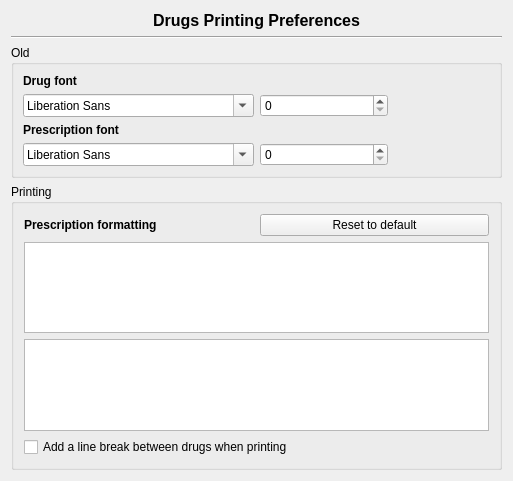
Before: the Qt Designer form plugins/drugsplugin/drugspreferences/drugsprintoptionspage.ui in FreeHealth/freehealth, drawn with Qt 5.
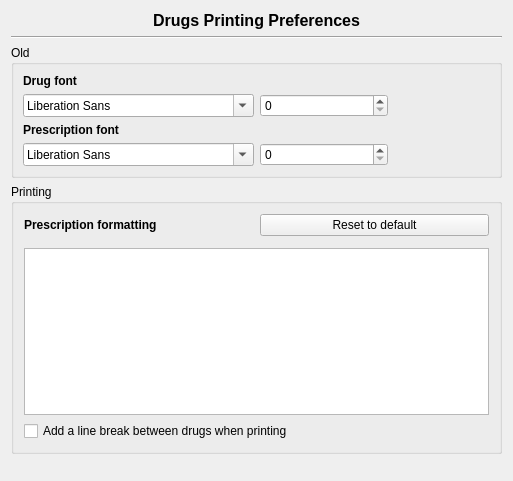
After: the same form once the commit is applied. Custom widgets are drawn as their Qt base class.

The edit to the form file:
```diff
--- a/plugins/drugsplugin/drugspreferences/drugsprintoptionspage.ui
+++ b/plugins/drugsplugin/drugspreferences/drugsprintoptionspage.ui
@@ -348,7 +348,7 @@
        <number>10</number>
       </property>
       <item row="3" column="1" colspan="2">
-       <widget class="Editor::TextEditor" name="prescriptionFormatting"/>
+       <widget class="Editor::TextEditor" name="prescriptionFormatting" native="true"/>
       </item>
       <item row="4" column="1" colspan="2">
        <widget class="QTextEdit" name="formatingSample">
@@ -399,7 +399,7 @@
  <customwidgets>
   <customwidget>
    <class>Editor::TextEditor</class>
-   <extends>QTextEdit</extends>
+   <extends>QWidget</extends>
    <header location="global">texteditorplugin/texteditor.h</header>
   </customwidget>
  </customwidgets>
```
Left out of the diff: 5 changed lines with no effect on the pictures.
